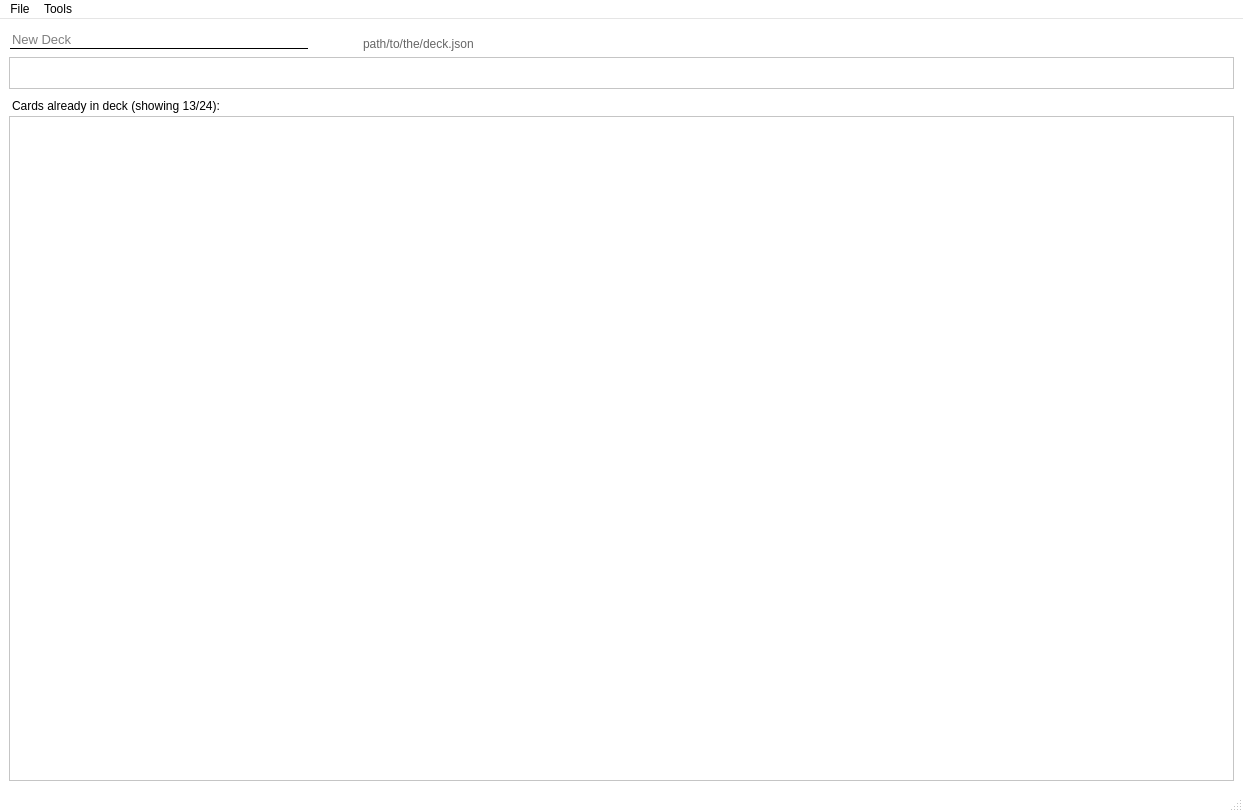
The window that ui/main_window/main_window.ui (KrusnikViers/Lexicanum) describes before a commit, drawn with Qt 5.
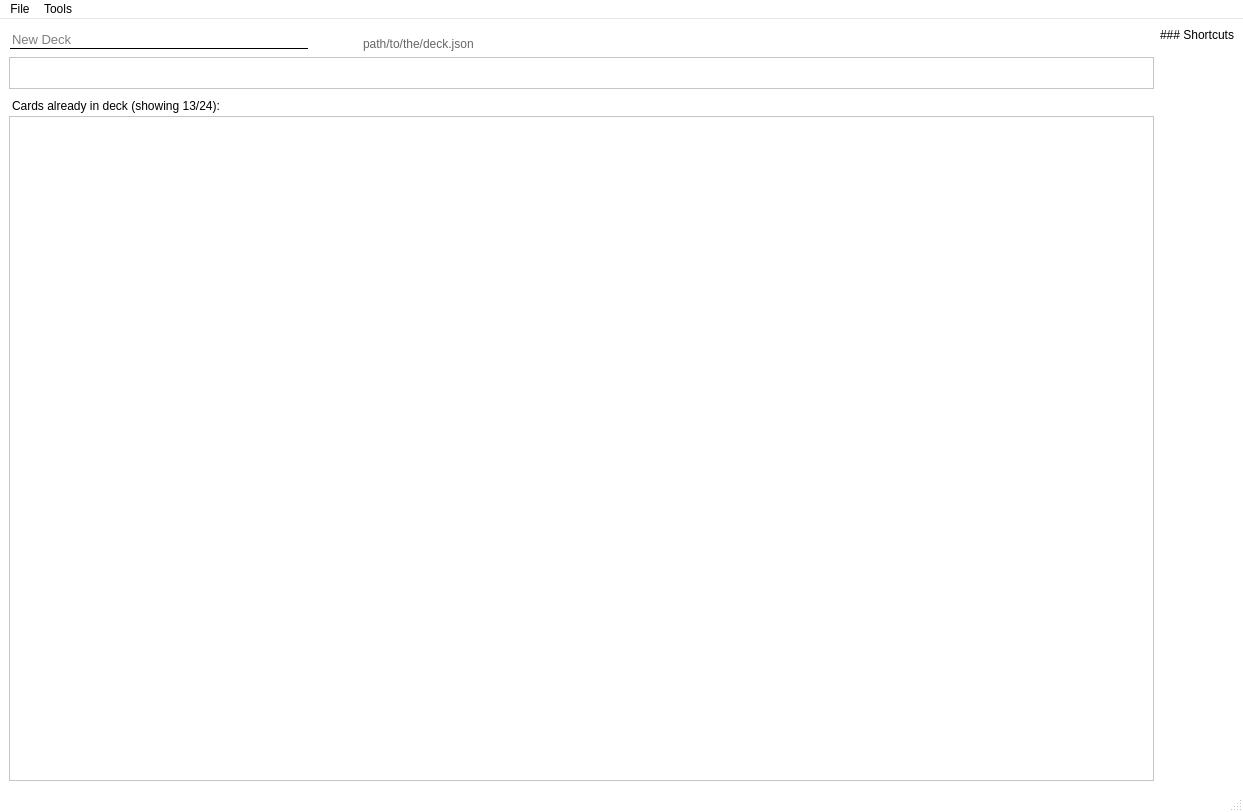
The same window after the commit.

Commit message: Refactor card tables to new format

What changed in the file:
```diff
--- a/ui/main_window/main_window.ui
+++ b/ui/main_window/main_window.ui
@@ -85,41 +85,7 @@
   </property>
   <widget class="QWidget" name="main_widget">
    <layout class="QGridLayout" name="main_layout">
-    <property name="horizontalSpacing">
-     <number>0</number>
-    </property>
-    <item row="1" column="0">
-     <layout class="QVBoxLayout" name="_cards_table_view_layout">
-      <property name="spacing">
-       <number>0</number>
-      </property>
-      <item>
-       <widget class="QTableView" name="input_table_placeholder">
-        <property name="maximumSize">
-         <size>
-          <width>16777215</width>
-          <height>32</height>
-         </size>
-        </property>
-       </widget>
-      </item>
-      <item>
-       <widget class="QLabel" name="label">
-        <property name="styleSheet">
-         <string notr="true">padding-top: 10px;
-padding-bottom: 3px;</string>
-        </property>
-        <property name="text">
-         <string>Cards already in deck (showing 13/24):</string>
-        </property>
-       </widget>
-      </item>
-      <item>
-       <widget class="QTableView" name="deck_preview_table_placeholder"/>
-      </item>
-     </layout>
-    </item>
-    <item row="0" column="0" colspan="2">
+    <item row="0" column="0">
      <layout class="QHBoxLayout" name="_deck_info_layout">
       <property name="spacing">
        <number>15</number>
@@ -192,6 +158,80 @@
         </property>
        </spacer>
       </item>
+      <item>
+       <widget class="QToolButton" name="deck_info_show_shortcuts_button">
+        <property name="autoRaise">
+         <bool>true</bool>
+        </property>
+       </widget>
+      </item>
+     </layout>
+    </item>
+    <item row="0" column="1" rowspan="2">
+     <layout class="QVBoxLayout" name="sidebar_layout">
+      <item>
+       <widget class="QLabel" name="sidebar_shortcuts_label">
+        <property name="text">
+         <string>### Shortcuts</string>
+        </property>
+        <property name="textFormat">
+         <enum>Qt::MarkdownText</enum>
+        </property>
+        <property name="alignment">
+         <set>Qt::AlignLeading|Qt::AlignLeft|Qt::AlignTop</set>
+        </property>
+       </widget>
+      </item>
+     </layout>
+    </item>
+    <item row="1" column="0">
+     <layout class="QVBoxLayout" name="cards_table_view_layout">
+      <property name="spacing">
+       <number>0</number>
+      </property>
+      <item>
+       <widget class="QTableView" name="cards_table_input_placeholder">
+        <property name="sizePolicy">
+         <sizepolicy hsizetype="Expanding" vsizetype="Maximum">
+          <horstretch>0</horstretch>
+          <verstretch>1</verstretch>
+         </sizepolicy>
+        </property>
+        <property name="maximumSize">
+         <size>
+          <width>16777215</width>
+          <height>32</height>
+         </size>
+        </property>
+       </widget>
+      </item>
+      <item>
+       <widget class="QLabel" name="cards_table_deck_stats">
+        <property name="styleSheet">
+         <string notr="true">padding-top: 10px;
+padding-bottom: 3px;</string>
+        </property>
+        <property name="text">
+         <string>Cards already in deck (showing 13/24):</string>
+        </property>
+       </widget>
+      </item>
+      <item>
+       <widget class="QTableView" name="cards_table_overview_placeholder">
+        <property name="sizePolicy">
+         <sizepolicy hsizetype="Expanding" vsizetype="MinimumExpanding">
+          <horstretch>0</horstretch>
+          <verstretch>0</verstretch>
+         </sizepolicy>
+        </property>
+        <property name="minimumSize">
+         <size>
+          <width>0</width>
+          <height>150</height>
+         </size>
+        </property>
+       </widget>
+      </item>
      </layout>
     </item>
    </layout>
```
Left out of the diff: 6 changed lines with no effect on the pictures. The commit also changes 39 other files.
